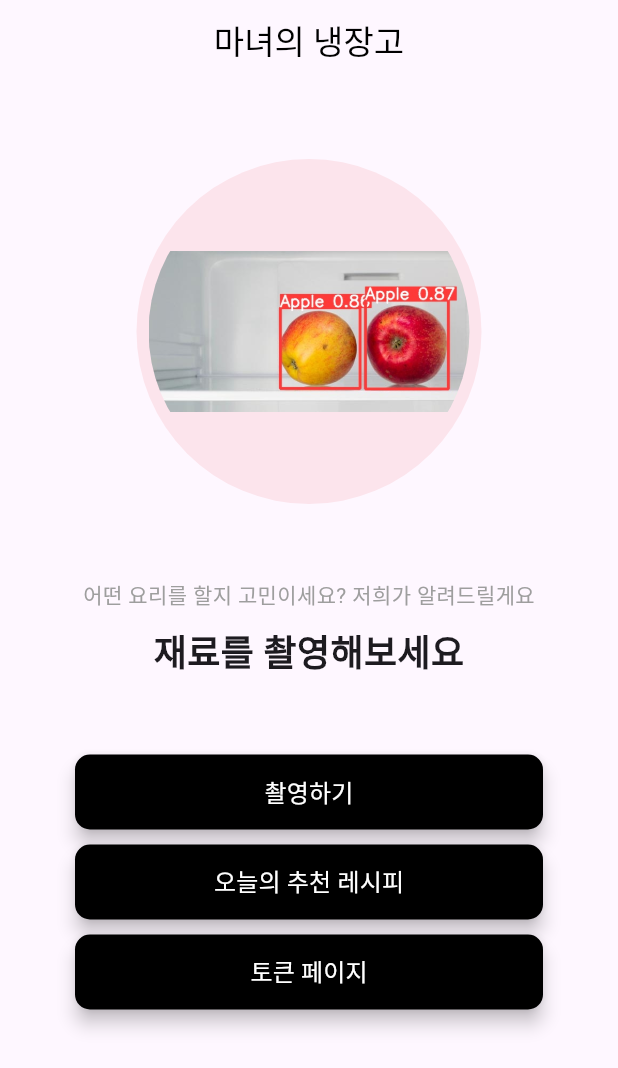
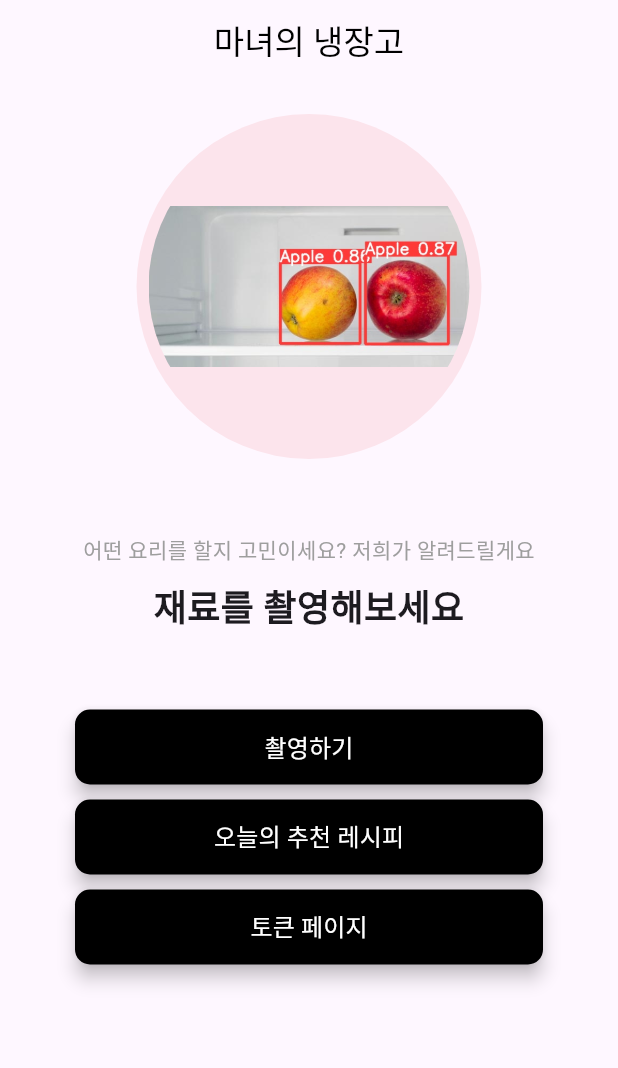
Before and after one commit to mi-ci/vgt, a Flutter app: the screen it shows after launch, on a phone screen of 412 x 824 dp. Shown: the top 1068 px of the screen. Run offline on Flutter 3.47's test engine with Material 3 defaults, Android fonts, the phone set to English and light mode, and no system bars; our stand-ins replace animate_do, carousel_slider, google_mobile_ads, image_picker, permission_handler; network calls fail.

Commit message:
수정 jun

```diff
--- a/lib/main.dart
+++ b/lib/main.dart
@@ -144,7 +144,7 @@ class _SendMoneyState extends State<HomePage> {
                 crossAxisAlignment: CrossAxisAlignment.center,
                 children: [
                   SizedBox(
-                    height: 50,
+                    height: 20,
                   ),
                   FadeInDown(
                     from: 100,
```
